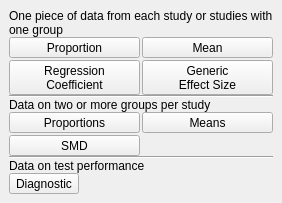
This is src/rc_metastudio/forms/data_type_page.ui in AliSalman-et-al/rc-metastudio as Qt 5 draws it before an edit. The edited form follows.
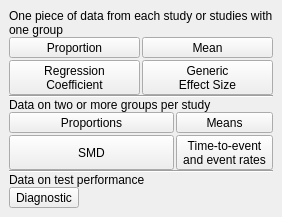
This is the edited form. Icons and pictures are not drawn.

Commit message: Add hazard and incidence rate ratio workflows for v0.4.2 (#527)

Patch:
```diff
--- a/src/rc_metastudio/forms/data_type_page.ui
+++ b/src/rc_metastudio/forms/data_type_page.ui
@@ -303,6 +303,14 @@
        </attribute>
       </widget>
      </item>
+     <item row="1" column="1"><widget class="QToolButton" name="time_rates_Button">
+       <property name="text"><string>Time-to-event
+and event rates</string></property>
+       <property name="iconSize"><size><width>72</width><height>40</height></size></property>
+       <property name="checkable"><bool>true</bool></property>
+       <property name="toolButtonStyle"><enum>Qt::ToolButtonTextUnderIcon</enum></property>
+       <attribute name="buttonGroup"><string notr="true">buttonGroup</string></attribute>
+     </widget></item>
     </layout>
    </item>
    <item>
```
The commit also changes 97 other files.
